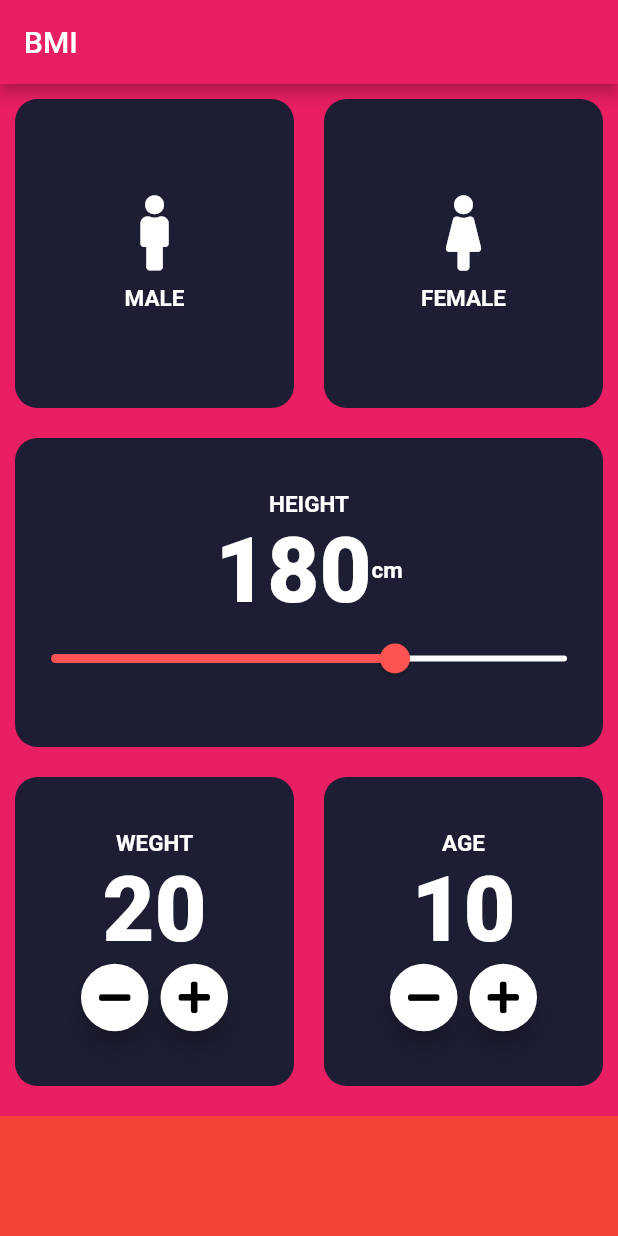
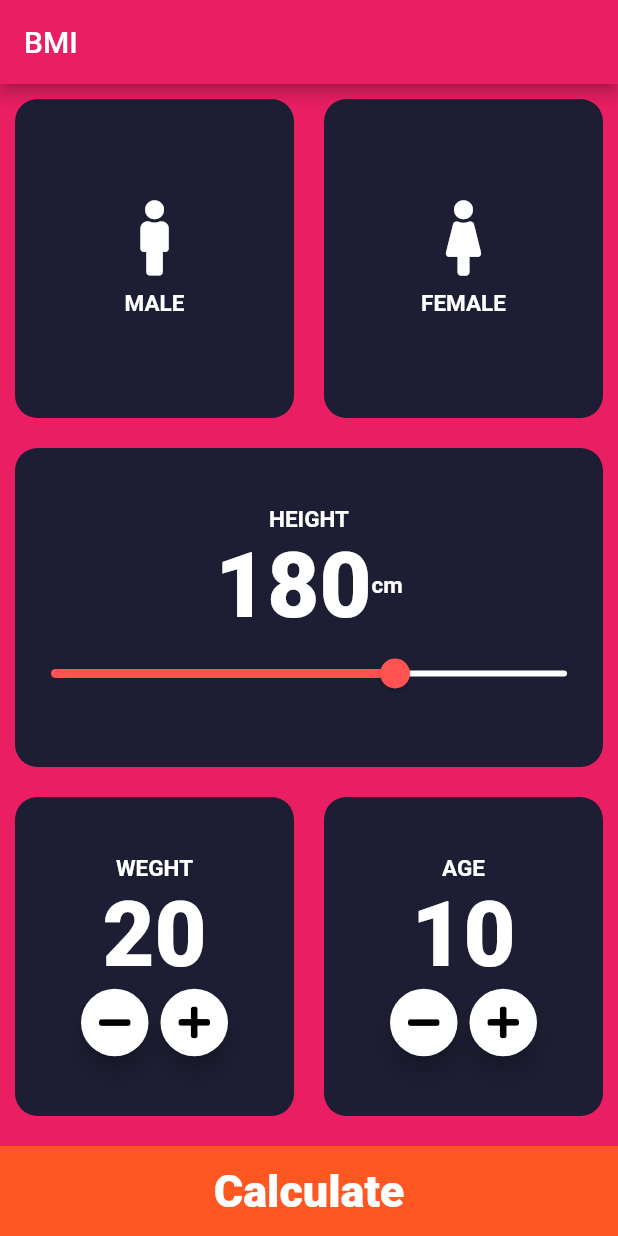
Before and after one commit to raheelaraza/BMI, a Flutter app: the screen it shows after launch, on a phone screen of 412 x 824 dp. Run offline on Flutter 3.47's test engine with Material 2 defaults, Android fonts, the phone set to English and light mode, and no system bars; our stand-ins replace font_awesome_flutter.

Commit message:
how to move one screen to other in flutter || lec # 68

```diff
--- a/lib/Input_Page.dart
+++ b/lib/Input_Page.dart
@@ -4,6 +4,7 @@ import 'package:font_awesome_flutter/font_awesome_flutter.dart';
 import 'RepeateTextIcon.dart';
 import 'constent_variable.dart';
 import 'RoundIcon.dart';
+import 'Resultfind.dart';
 
 enum Gender {
   male,
@@ -215,11 +216,25 @@ class _InputPageState extends State<InputPage> {
               ],
             ),
           ),
-          Container(
-            color: Colors.red,
-            margin: EdgeInsets.only(top: 10),
-            height: 80.0,
-          )
+          GestureDetector(
+            onTap: () {
+              Navigator.push(
+                context,
+                MaterialPageRoute(
+                  builder: (context) => Resultfind(),
+                ),
+              );
+            },
+            child: Container(
+              child: Center(
+                child: Text('Calculate', style: ConstentTextLabe3),
+              ),
+              color: Colors.deepOrange,
+              height: 60,
+              width: double.infinity,
+              margin: EdgeInsets.only(top: 10),
+            ),
+          ),
         ],
       ),
     );
--- a/lib/constent_variable.dart
+++ b/lib/constent_variable.dart
@@ -12,3 +12,8 @@ const ConstentTextLabe2 = TextStyle(
   fontSize: 60,
   fontWeight: FontWeight.w900,
 );
+
+const ConstentTextLabe3 = TextStyle(
+  fontSize: 30,
+  fontWeight: FontWeight.w900,
+);
```
Also changed, not shown: lib/Resultfind.dart (added, +13 -0 lines).
